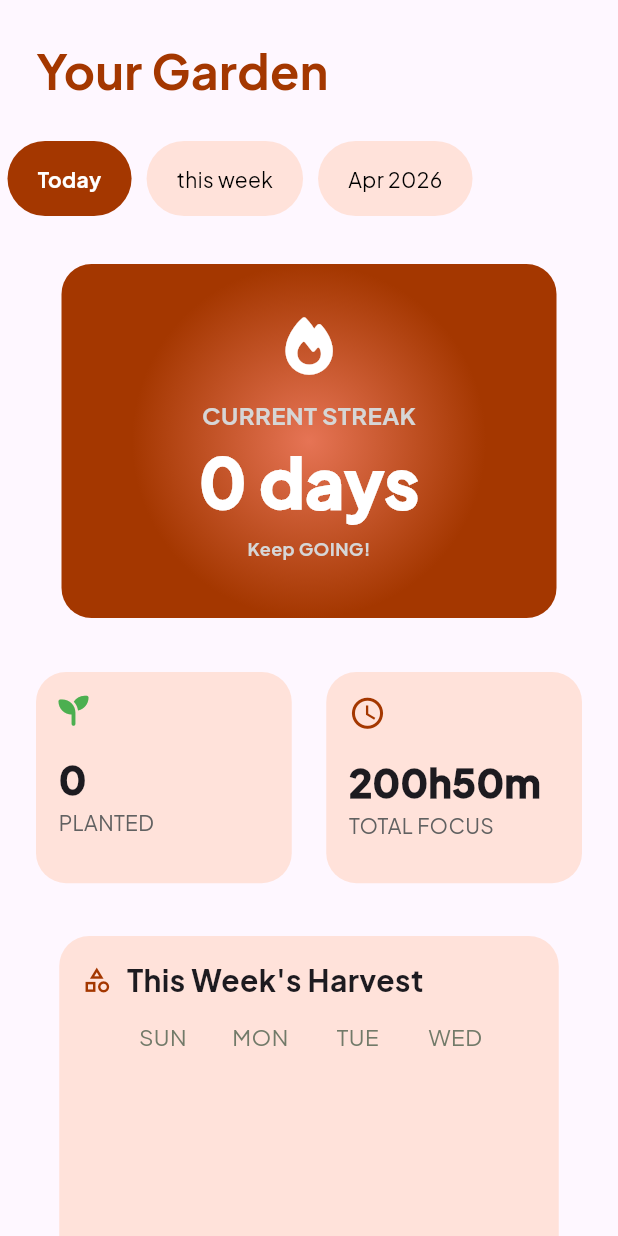
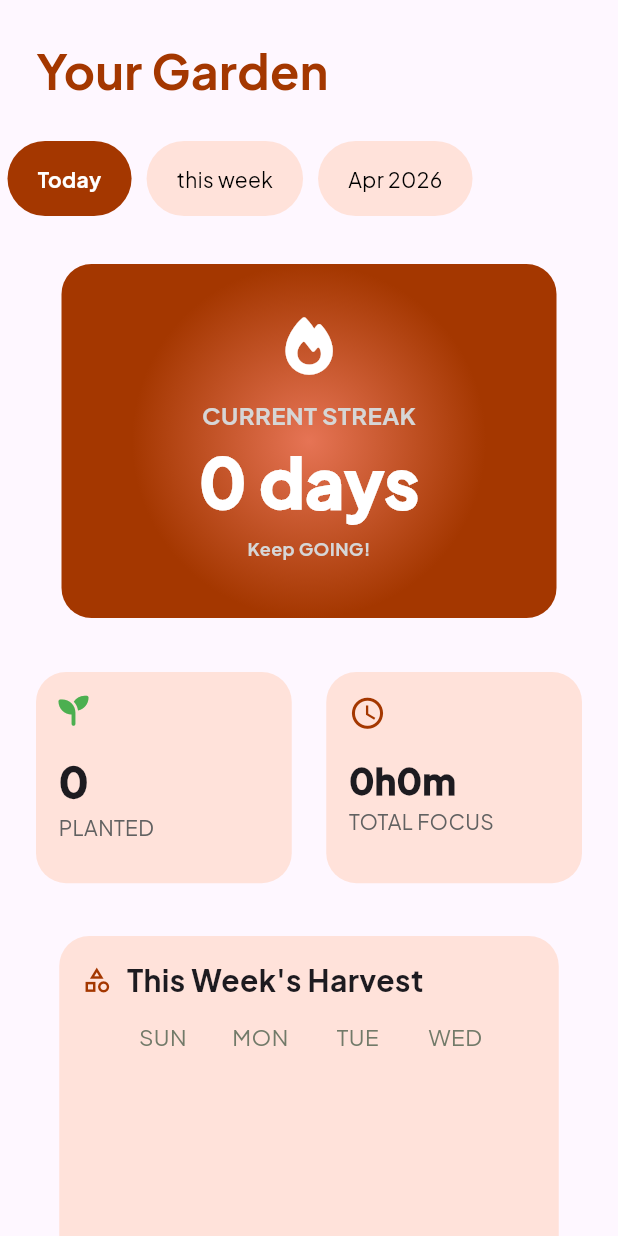
Before and after one commit to ABDELRHMAN-MOHAMED2/CarroTime, a Flutter app: the Garden widget shown alone on an empty page, opened directly, on a phone screen of 412 x 824 dp. Run offline on Flutter 3.47's test engine with Material 3 defaults, Android fonts, the light colour scheme and no system bars; our stand-ins replace awesome_dialog, circle_nav_bar, font_awesome_flutter, google_fonts, google_nav_bar, hive and 2 more; accounts and stored records are empty.

Commit message:
some edits

```diff
--- a/lib/gardenpage.dart
+++ b/lib/gardenpage.dart
@@ -171,7 +171,7 @@ class _GardenState extends State<Garden> {
                           "$displayedPlants",
                           style: TextStyle(
                             fontWeight: FontWeight.w900,
-                            fontSize: 26,
+                            fontSize: 28,
                           ),
                         );
                       }),
@@ -210,10 +210,10 @@ class _GardenState extends State<Garden> {
                           displayedTime = monthTime.value;
 
                         return Text(
-                          "200h50m",
+                          "${displayedTime ~/ 60}h${displayedTime % 60}m",
                           style: TextStyle(
                             fontWeight: FontWeight.w900,
-                            fontSize: 26,
+                            fontSize: 24,
                           ),
                         );
                       }),
--- a/lib/globaldata.dart
+++ b/lib/globaldata.dart
@@ -139,7 +139,7 @@ void add_plant(BuildContext context, String? plantImage, String? day, int min) {
   AwesomeDialog(
     context: context,
     // dialogType: DialogType.noHeader,
-    customHeader: Image.asset("assets/coin.png"),
+    customHeader: Image.asset("assets/CarroCoin.png"),
     animType: AnimType.scale,
     body: Column(
       crossAxisAlignment: CrossAxisAlignment.center,
@@ -150,7 +150,7 @@ void add_plant(BuildContext context, String? plantImage, String? day, int min) {
         ),
         SizedBox(height: 2),
         Text(
-          "you earned ${globalCoins.value} coins.",
+          "you earned ${globalCoins.value} CarroCoins.",
           style: TextStyle(fontSize: 16, fontWeight: FontWeight.w500),
         ),
         SizedBox(height: 10),
```
Also changed, not shown: lib/Homepage.dart (+6 -5 lines), assets/CarroCoin.png (added).
